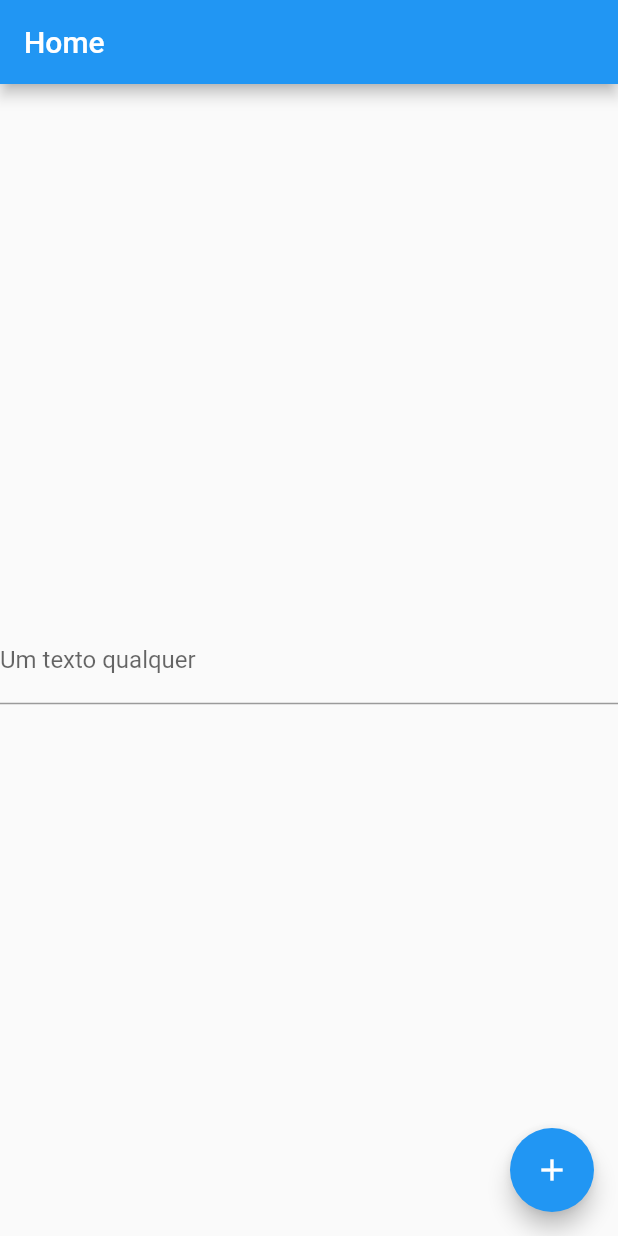
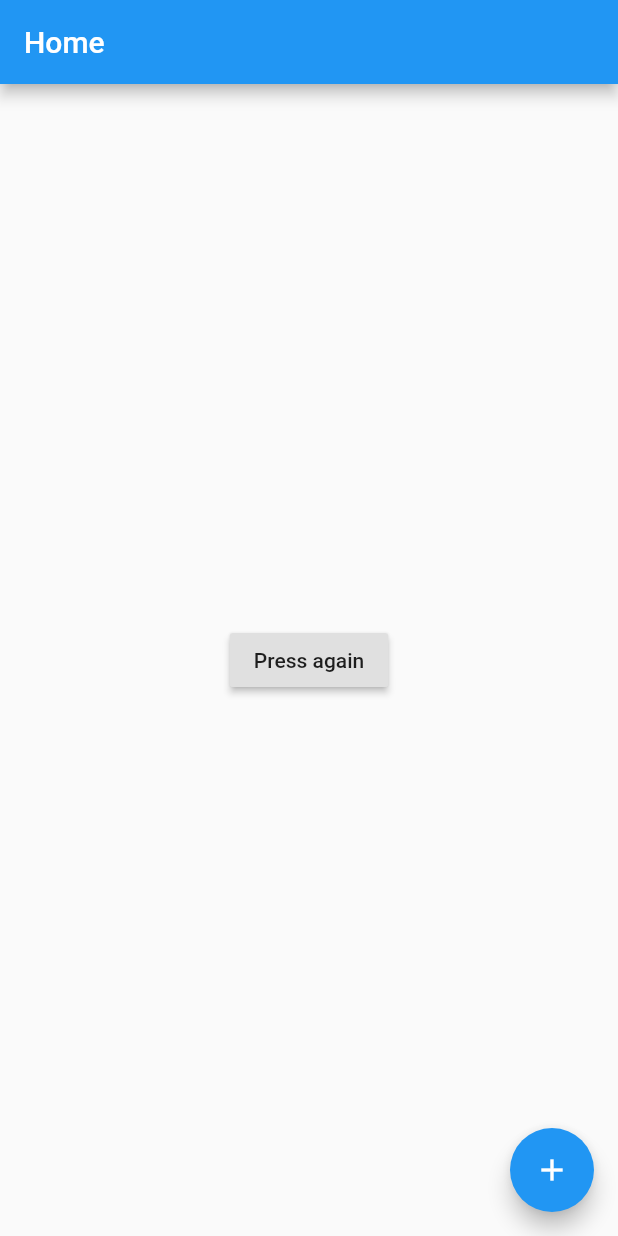
Before and after one commit to Cristiano23lima/flutter-modular, a Flutter app: the screen it shows after launch, after a tap on the "add" icon, on a phone screen of 412 x 824 dp. Run offline on Flutter 3.47's test engine with Material 2 defaults, Android fonts, the phone set to English and light mode, and no system bars; our stand-ins replace dio, flutter_mobx, flutter_modular, mobx; generated files the repository leaves out were written again; network calls fail.

Commit message:
criando o modulo home

```diff
--- /dev/null
+++ b/lib/app/modules/home/home_controller.dart
@@ -0,0 +1,22 @@
+import 'package:mobx/mobx.dart';
+import 'package:pokemon/app/modules/home/models/pokemon_model.dart';
+import 'package:pokemon/app/modules/home/repositories/poke_repository.dart';
+part 'home_controller.g.dart';
+
+class HomeController = _HomeControllerBase with _$HomeController;
+
+abstract class _HomeControllerBase with Store {
+  final PokeRepository repository;
+
+  @observable
+  ObservableFuture<List<PokemonModel>> pokemons;
+
+  _HomeControllerBase(this.repository) {
+    fetchPokemons();
+  }
+
+  @action
+  fetchPokemons() {
+    pokemons = repository.getAllPokemons().asObservable();
+  }
+}
--- /dev/null
+++ b/lib/app/modules/home/home_page.dart
@@ -0,0 +1,57 @@
+import 'package:flutter/material.dart';
+import 'package:flutter_mobx/flutter_mobx.dart';
+import 'package:flutter_modular/flutter_modular.dart';
+import 'package:mobx/mobx.dart';
+import 'package:pokemon/app/modules/home/home_controller.dart';
+
+class HomePage extends StatefulWidget {
+  @override
+  _HomePageState createState() => _HomePageState();
+}
+
+class _HomePageState extends State<HomePage> {
+  @override
+  Widget build(BuildContext context) {
+    final homeController = Modular.get<HomeController>();
+    return Scaffold(
+      appBar: AppBar(
+        title: Text('Home'),
+      ),
+      body: Observer(builder: (_) {
+        if (homeController.pokemons.error != null &&
+            (homeController.pokemons.status != FutureStatus.pending)) {
+          return Center(
+            child: RaisedButton(
+              child: Text('Press again'),
+              onPressed: () {
+                homeController.fetchPokemons();
+              },
+            ),
+          );
+        }
+
+        if (homeController.pokemons.status == FutureStatus.pending) {
+          return Center(
+            child: CircularProgressIndicator(),
+          );
+        }
+
+        var list = homeController.pokemons.value;
+
+        return ListView.builder(
+            itemCount: list.length,
+            itemBuilder: (BuildContext context, int index) {
+              return ListTile(
+                title: Text(list[index].name),
+              );
+            });
+      }),
+      floatingActionButton: FloatingActionButton(
+          child: Icon(Icons.add),
+          onPressed: () {
+            // Navigator.pushNamed(context, '/other/${homeController.text}');
+            Modular.to.pushNamed('/other');
+          }),
+    );
+  }
+}
--- /dev/null
+++ b/lib/app/modules/home/repositories/poke_repository.dart
@@ -0,0 +1,19 @@
+import 'package:dio/dio.dart';
+import 'package:pokemon/app/modules/home/models/pokemon_model.dart';
+
+class PokeRepository {
+  final Dio dio;
+
+  PokeRepository(this.dio);
+
+  Future<List<PokemonModel>> getAllPokemons() async {
+    var response = await dio.get('/pokemon');
+    List<PokemonModel> list = [];
+    for (var json in (response.data['results'] as List)) {
+      PokemonModel model = PokemonModel(json['name']);
+      list.add(model);
+    }
+
+    return list;
+  }
+}
--- a/lib/app/pages/home/home_page.dart
+++ /dev/null
@@ -1,34 +0,0 @@
-import 'package:flutter/material.dart';
-import 'package:flutter_modular/flutter_modular.dart';
-import 'package:pokemon/app/pages/home/home_controller.dart';
-
-class HomePage extends StatefulWidget {
-  @override
-  _HomePageState createState() => _HomePageState();
-}
-
-class _HomePageState extends State<HomePage> {
-  @override
-  Widget build(BuildContext context) {
-    final homeController = Modular.get<HomeController>();
-   return Scaffold(
-      appBar: AppBar(
-        title: Text('Home'),
-      ),
-      body: Center(
-        child: TextField(
-          onChanged: (value) {
-            homeController.text = value;
-          },
-          decoration: InputDecoration(labelText: 'Um texto qualquer'),
-        ),
-      ),
-      floatingActionButton: FloatingActionButton(
-          child: Icon(Icons.add),
-          onPressed: () {
-            // Navigator.pushNamed(context, '/other/${homeController.text}');
-            Modular.to.pushNamed('/other');
-          }),
-    );
-  }
-}
--- /dev/null
+++ b/lib/app/shared/utils/constants.dart
@@ -0,0 +1 @@
+const String URL_BASE = "https://pokeapi.co/api/v2/";
```
Also changed, not shown: lib/app/app_module.dart (+4 -7 lines), lib/app/modules/home/home_module.dart (added, +17 -0 lines), lib/app/pages/home/home_controller.dart (deleted, +0 -8 lines), lib/app/shared/repositories/poke_repository.dart (deleted, +0 -12 lines), lib/app/modules/home/home_controller.g.dart (added), lib/app/modules/home/models/pokemon_model.dart (renamed from lib/app/shared/models/pokemon_model.dart), lib/app/pages/home/home_controller.g.dart (deleted).
